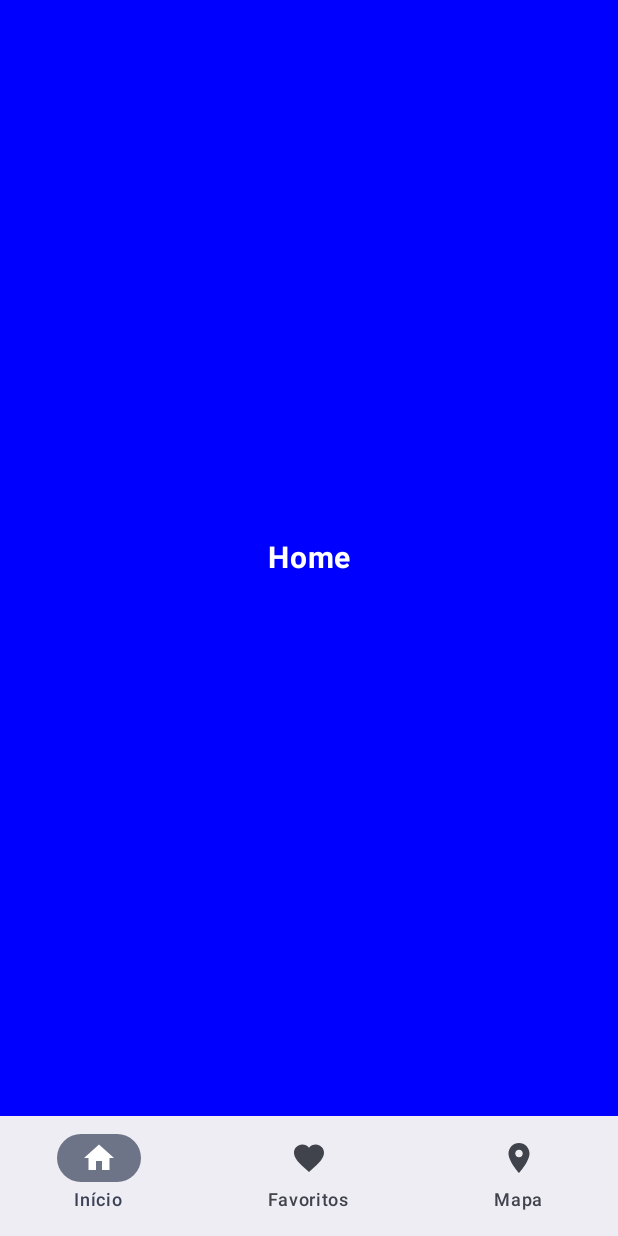
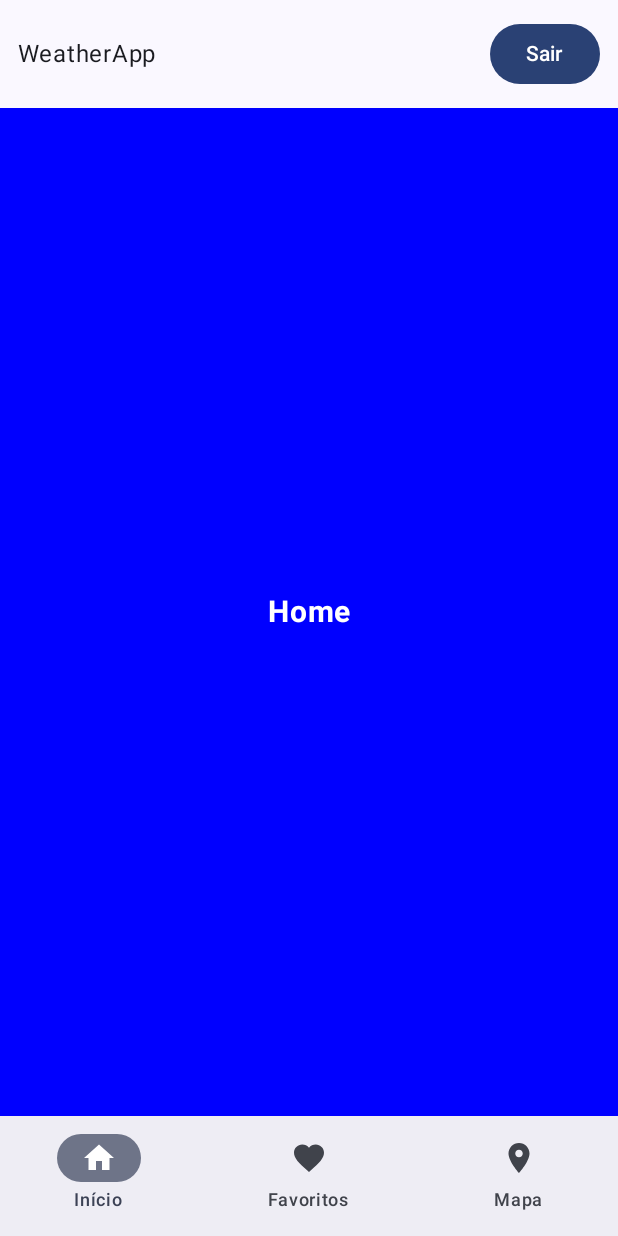
Before and after one commit to delissantos/deapp, an Android app built with Jetpack Compose: the MainActivity screen opened directly, with no data from a screen before it, on a phone screen of 412 x 824 dp. Run offline under Robolectric (Android 15) with nearby library versions, the phone set to English and light mode, and no system bars; our stand-ins replace Firebase (no records; nobody signed in at launch, a user with empty details on screens opened directly).

Commit message:
Prática 5 parte 2 (com botão de sair funcionando)

```diff
--- a/app/src/main/java/com/example/deapp/MainActivity.kt
+++ b/app/src/main/java/com/example/deapp/MainActivity.kt
@@ -1,25 +1,34 @@
+
 package com.example.deapp
 
 import android.Manifest
 import android.os.Bundle
+import android.widget.Toast
 import androidx.activity.ComponentActivity
 import androidx.activity.compose.setContent
 import androidx.activity.viewModels
 import androidx.activity.compose.rememberLauncherForActivityResult
 import androidx.activity.result.contract.ActivityResultContracts
 import androidx.compose.foundation.layout.Box
+import androidx.compose.foundation.layout.Row
+import androidx.compose.foundation.layout.fillMaxWidth
 import androidx.compose.foundation.layout.padding
+import androidx.compose.foundation.layout.statusBarsPadding
 import androidx.compose.material.icons.Icons
 import androidx.compose.material.icons.filled.Add
+import androidx.compose.material3.Button
 import androidx.compose.material3.FloatingActionButton
 import androidx.compose.material3.Icon
 import androidx.compose.material3.Scaffold
+import androidx.compose.material3.Text
 import androidx.compose.runtime.LaunchedEffect
 import androidx.compose.runtime.getValue
 import androidx.compose.runtime.mutableStateOf
 import androidx.compose.runtime.remember
 import androidx.compose.runtime.setValue
+import androidx.compose.ui.Alignment
 import androidx.compose.ui.Modifier
+import androidx.compose.ui.unit.dp
 import androidx.navigation.NavDestination.Companion.hasRoute
 import androidx.navigation.compose.currentBackStackEntryAsState
 import androidx.navigation.compose.rememberNavController
@@ -29,6 +38,7 @@ import com.example.deapp.ui.theme.nav.BottomNavBar
 import com.example.deapp.ui.theme.nav.BottomNavItem
 import com.example.deapp.ui.theme.nav.MainNavHost
 import com.example.deapp.ui.theme.nav.Route
+import com.google.firebase.auth.FirebaseAuth
 
 class MainActivity : ComponentActivity() {
 
@@ -47,7 +57,8 @@ class MainActivity : ComponentActivity() {
                 }
 
                 // Identifica a tela atual
-                val currentRoute = navController.currentBackStackEntryAsState()
+                val currentRoute =
+                    navController.currentBackStackEntryAsState()
 
                 // O botão + aparece somente na tela de lista
                 val showButton = currentRoute.value?.destination
@@ -60,10 +71,47 @@ class MainActivity : ComponentActivity() {
                 )
 
                 LaunchedEffect(Unit) {
-                    launcher.launch(Manifest.permission.ACCESS_FINE_LOCATION)
+                    launcher.launch(
+                        Manifest.permission.ACCESS_FINE_LOCATION
+                    )
                 }
 
                 Scaffold(
+
+                    // Barra superior
+                    topBar = {
+                        Row(
+                            modifier = Modifier
+                                .fillMaxWidth()
+                                .statusBarsPadding()
+                                .padding(12.dp),
+                            verticalAlignment = Alignment.CenterVertically
+                        ) {
+
+                            Text(
+                                text = "WeatherApp",
+                                modifier = Modifier.weight(1f)
+                            )
+
+                            Button(
+                                onClick = {
+                                    Toast.makeText(
+                                        this@MainActivity,
+                                        "Saindo da conta...",
+                                        Toast.LENGTH_SHORT
+                                    ).show()
+
+                                    FirebaseAuth.getInstance().signOut()
+
+                                    finish()
+                                }
+                            ) {
+                                Text("Sair")
+                            }
+                        }
+                    },
+
+                    // Barra inferior de navegação
                     bottomBar = {
                         BottomNavBar(
                             navController = navController,
@@ -75,6 +123,7 @@ class MainActivity : ComponentActivity() {
                         )
                     },
 
+                    // Botão para adicionar cidade
                     floatingActionButton = {
                         if (showButton) {
                             FloatingActionButton(
```
Also changed, not shown: app/src/main/java/com/example/deapp/LoginActivity.kt (+34 -9 lines).
